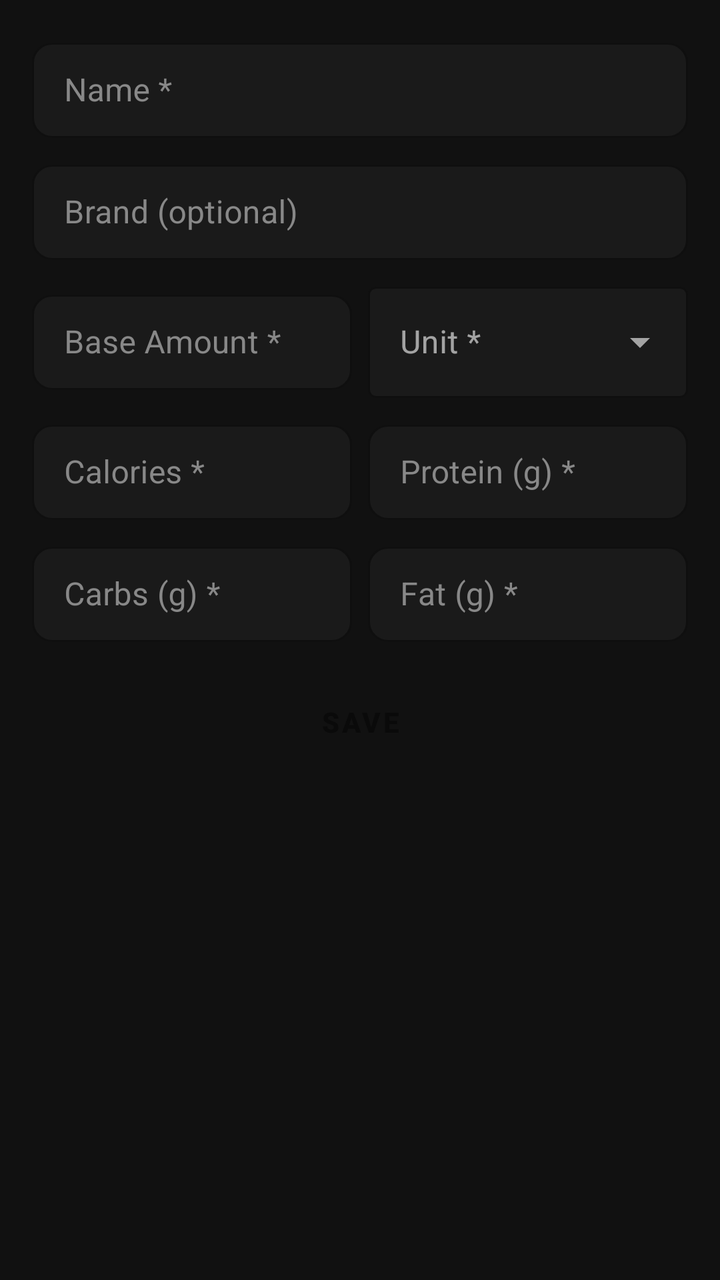
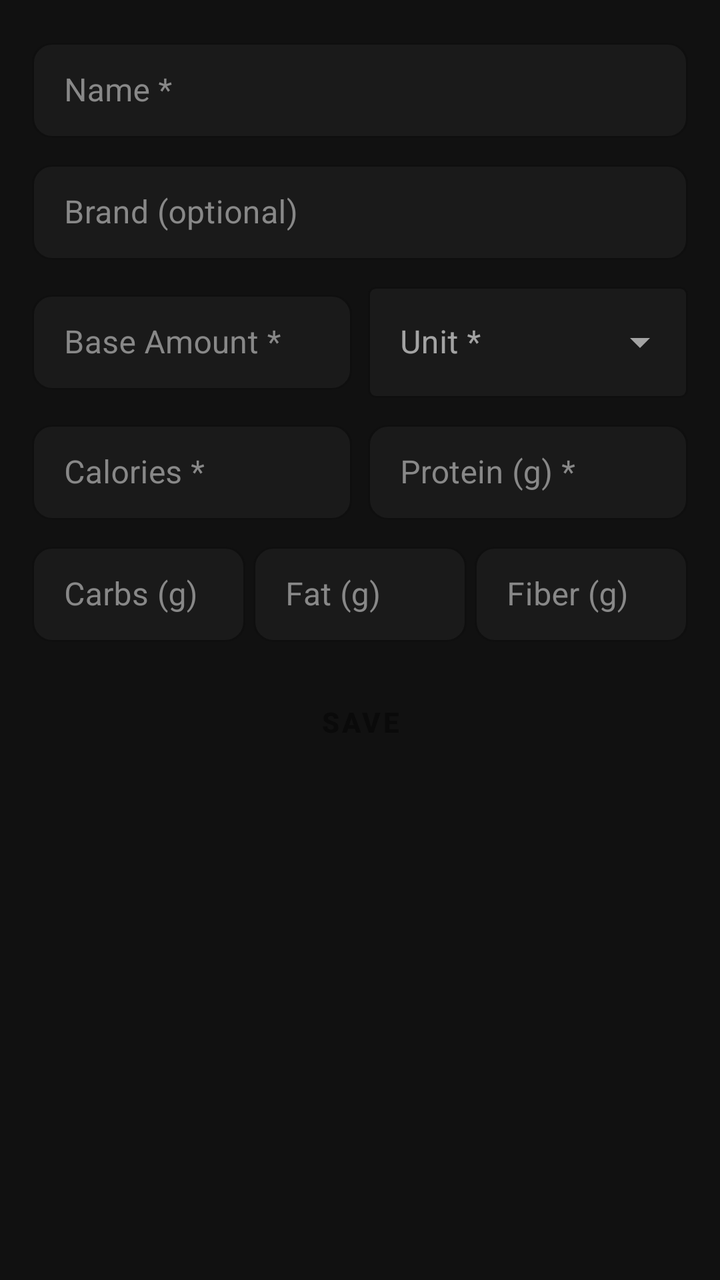

Screens rendered from an Android XML layout before and after an edit, with the pre-edit source and the edit as a unified diff.
<!-- AndroidManifest.xml: application theme Theme.SimpleMacroTracking -->
<!-- res/layout/fragment_manual_entry.xml -->
<?xml version="1.0" encoding="utf-8"?>
<ScrollView xmlns:android="http://schemas.android.com/apk/res/android"
    xmlns:app="http://schemas.android.com/apk/res-auto"
    android:layout_width="match_parent"
    android:layout_height="match_parent"
    android:background="@color/color_bg_surface">

    <LinearLayout
        android:layout_width="match_parent"
        android:layout_height="wrap_content"
        android:orientation="vertical"
        android:padding="16dp">

        
        <com.google.android.material.textfield.TextInputLayout
            android:id="@+id/til_name"
            android:layout_width="match_parent"
            android:layout_height="wrap_content"
            android:hint="Name *"
            style="@style/Style.Macro.InputField"
            android:layout_marginBottom="8dp">
            <com.google.android.material.textfield.TextInputEditText
                android:id="@+id/et_name"
                android:layout_width="match_parent"
                android:layout_height="wrap_content"
                android:inputType="textCapSentences"
                android:textColor="@color/color_text_primary" />
        </com.google.android.material.textfield.TextInputLayout>

        
        <com.google.android.material.textfield.TextInputLayout
            android:id="@+id/til_brand"
            android:layout_width="match_parent"
            android:layout_height="wrap_content"
            android:hint="Brand (optional)"
            style="@style/Style.Macro.InputField"
            android:layout_marginBottom="8dp">
            <com.google.android.material.textfield.TextInputEditText
                android:id="@+id/et_brand"
                android:layout_width="match_parent"
                android:layout_height="wrap_content"
                android:inputType="textCapSentences"
                android:textColor="@color/color_text_primary" />
        </com.google.android.material.textfield.TextInputLayout>

        
        <LinearLayout
            android:layout_width="match_parent"
            android:layout_height="wrap_content"
            android:orientation="horizontal"
            android:layout_marginBottom="8dp">

            <com.google.android.material.textfield.TextInputLayout
                android:id="@+id/til_base_amount"
                android:layout_width="0dp"
                android:layout_height="wrap_content"
                android:layout_weight="1"
                android:hint="Base Amount *"
                style="@style/Style.Macro.InputField"
                android:layout_marginEnd="4dp">
                <com.google.android.material.textfield.TextInputEditText
                    android:id="@+id/et_base_amount"
                    android:layout_width="match_parent"
                    android:layout_height="wrap_content"
                    android:inputType="numberDecimal"
                    android:textColor="@color/color_text_primary" />
            </com.google.android.material.textfield.TextInputLayout>

            <com.google.android.material.textfield.TextInputLayout
                android:id="@+id/til_unit"
                android:layout_width="0dp"
                android:layout_height="wrap_content"
                android:layout_weight="1"
                android:hint="Unit *"
                style="@style/Widget.MaterialComponents.TextInputLayout.OutlinedBox.ExposedDropdownMenu"
                app:boxBackgroundColor="@color/color_bg_elevated"
                app:boxStrokeColor="@color/color_border"
                app:hintTextColor="@color/color_text_secondary"
                android:layout_marginStart="4dp">
                <AutoCompleteTextView
                    android:id="@+id/actv_unit"
                    android:layout_width="match_parent"
                    android:layout_height="wrap_content"
                    android:inputType="textNoSuggestions"
                    android:completionThreshold="0"
                    android:textColor="@color/color_text_primary"
                    android:textColorHint="@color/color_text_secondary" />
            </com.google.android.material.textfield.TextInputLayout>

        </LinearLayout>

        
        <LinearLayout
            android:layout_width="match_parent"
            android:layout_height="wrap_content"
            android:orientation="horizontal"
            android:layout_marginBottom="8dp">

            <com.google.android.material.textfield.TextInputLayout
                android:layout_width="0dp"
                android:layout_height="wrap_content"
                android:layout_weight="1"
                android:hint="Calories *"
                style="@style/Style.Macro.InputField"
                android:layout_marginEnd="4dp">
                <com.google.android.material.textfield.TextInputEditText
                    android:id="@+id/et_calories"
                    android:layout_width="match_parent"
                    android:layout_height="wrap_content"
                    android:inputType="numberDecimal"
                    android:textColor="@color/color_text_primary" />
            </com.google.android.material.textfield.TextInputLayout>

            <com.google.android.material.textfield.TextInputLayout
                android:layout_width="0dp"
                android:layout_height="wrap_content"
                android:layout_weight="1"
                android:hint="Protein (g) *"
                style="@style/Style.Macro.InputField"
                android:layout_marginStart="4dp">
                <com.google.android.material.textfield.TextInputEditText
                    android:id="@+id/et_protein"
                    android:layout_width="match_parent"
                    android:layout_height="wrap_content"
                    android:inputType="numberDecimal"
                    android:textColor="@color/color_text_primary" />
            </com.google.android.material.textfield.TextInputLayout>

        </LinearLayout>

        
        <LinearLayout
            android:layout_width="match_parent"
            android:layout_height="wrap_content"
            android:orientation="horizontal"
            android:layout_marginBottom="16dp">

            <com.google.android.material.textfield.TextInputLayout
                android:layout_width="0dp"
                android:layout_height="wrap_content"
                android:layout_weight="1"
                android:hint="Carbs (g) *"
                style="@style/Style.Macro.InputField"
                android:layout_marginEnd="4dp">
                <com.google.android.material.textfield.TextInputEditText
                    android:id="@+id/et_carbs"
                    android:layout_width="match_parent"
                    android:layout_height="wrap_content"
                    android:inputType="numberDecimal"
                    android:textColor="@color/color_text_primary" />
            </com.google.android.material.textfield.TextInputLayout>

            <com.google.android.material.textfield.TextInputLayout
                android:layout_width="0dp"
                android:layout_height="wrap_content"
                android:layout_weight="1"
                android:hint="Fat (g) *"
                style="@style/Style.Macro.InputField"
                android:layout_marginStart="4dp">
                <com.google.android.material.textfield.TextInputEditText
                    android:id="@+id/et_fat"
                    android:layout_width="match_parent"
                    android:layout_height="wrap_content"
                    android:inputType="numberDecimal"
                    android:textColor="@color/color_text_primary" />
            </com.google.android.material.textfield.TextInputLayout>

        </LinearLayout>

        <Button
            android:id="@+id/btn_save"
            android:layout_width="match_parent"
            android:layout_height="wrap_content"
            android:text="Save"
            style="@style/Style.Macro.Button.Primary" />

    </LinearLayout>
</ScrollView>
<!-- resources referenced by this layout -->
<resources>
  <color name="color_bg_elevated">#1A1A1A</color>
  <color name="color_bg_surface">#111111</color>
  <color name="color_border">#1E1E1E</color>
  <color name="color_text_primary">#FFFFFF</color>
  <color name="color_text_secondary">#888888</color>
  <style name="Style.Macro.Button.Primary" parent="Widget.MaterialComponents.Button">
          <item name="backgroundTint">@color/color_accent_green</item>
          <item name="android:textColor">@color/color_bg_primary</item>
          <item name="cornerRadius">12dp</item>
          <item name="android:textStyle">bold</item>
          <item name="elevation">0dp</item>
      </style>
  <style name="Style.Macro.InputField" parent="Widget.MaterialComponents.TextInputLayout.OutlinedBox.Dense">
          <item name="boxBackgroundColor">@color/color_bg_elevated</item>
          <item name="boxStrokeColor">@color/color_border</item>
          <item name="hintTextColor">@color/color_text_secondary</item>
          <item name="android:textColorHint">@color/color_text_secondary</item>
          <item name="boxCornerRadiusTopStart">10dp</item>
          <item name="boxCornerRadiusTopEnd">10dp</item>
          <item name="boxCornerRadiusBottomStart">10dp</item>
          <item name="boxCornerRadiusBottomEnd">10dp</item>
      </style>
  <color name="color_accent_green">#00C805</color>
  <color name="color_bg_primary">#0A0A0A</color>
  <style name="Style.Macro.Card" parent="Widget.MaterialComponents.CardView">
          <item name="cardBackgroundColor">@color/color_bg_surface</item>
          <item name="cardElevation">0dp</item>
          <item name="cardCornerRadius">12dp</item>
          <item name="strokeWidth">1dp</item>
          <item name="strokeColor">@color/color_border</item>
      </style>
  <style name="Theme.Macro.BottomSheet" parent="ThemeOverlay.MaterialComponents.BottomSheetDialog">
          <item name="bottomSheetStyle">@style/Style.Macro.BottomSheet</item>
      </style>
  <style name="Theme.Macro.AlertDialog" parent="ThemeOverlay.MaterialComponents.MaterialAlertDialog">
          <item name="colorSurface">@color/color_bg_surface</item>
          <item name="colorOnSurface">@color/color_text_primary</item>
          <item name="android:colorBackground">@color/color_bg_surface</item>
          <item name="android:textColorPrimary">@color/color_text_primary</item>
          <item name="android:textColorSecondary">@color/color_text_secondary</item>
          <item name="buttonBarPositiveButtonStyle">@style/Style.Macro.Button.Primary</item>
      </style>
  <style name="Style.Macro.Chip" parent="Widget.MaterialComponents.Chip.Filter">
          <item name="chipBackgroundColor">@color/color_bg_elevated</item>
          <item name="android:textColor">@color/color_text_secondary</item>
          <item name="chipStrokeColor">@color/color_border</item>
          <item name="chipStrokeWidth">1dp</item>
          <item name="chipCornerRadius">20dp</item>
          <item name="checkedIconVisible">false</item>
      </style>
  <style name="Style.Macro.BottomSheet" parent="Widget.MaterialComponents.BottomSheet.Modal">
          <item name="backgroundTint">@color/color_bg_surface</item>
          <item name="shapeAppearanceOverlay">@style/ShapeAppearance.Macro.BottomSheet</item>
      </style>
  <style name="ShapeAppearance.Macro.BottomSheet" parent="">
          <item name="cornerFamily">rounded</item>
          <item name="cornerSizeTopLeft">16dp</item>
          <item name="cornerSizeTopRight">16dp</item>
          <item name="cornerSizeBottomLeft">0dp</item>
          <item name="cornerSizeBottomRight">0dp</item>
      </style>
  <!-- unchanged entries left out for length: 1 -->
</resources>

<!-- the commit's change to res/layout/fragment_manual_entry.xml (unified diff, before → after) -->
@@ -139,7 +139,7 @@
                 android:layout_width="0dp"
                 android:layout_height="wrap_content"
                 android:layout_weight="1"
-                android:hint="Carbs (g) *"
+                android:hint="Carbs (g)"
                 style="@style/Style.Macro.InputField"
                 android:layout_marginEnd="4dp">
                 <com.google.android.material.textfield.TextInputEditText
@@ -154,11 +154,25 @@
                 android:layout_width="0dp"
                 android:layout_height="wrap_content"
                 android:layout_weight="1"
-                android:hint="Fat (g) *"
+                android:hint="Fat (g)"
                 style="@style/Style.Macro.InputField"
-                android:layout_marginStart="4dp">
+                android:layout_marginEnd="4dp">
                 <com.google.android.material.textfield.TextInputEditText
                     android:id="@+id/et_fat"
+                    android:layout_width="match_parent"
+                    android:layout_height="wrap_content"
+                    android:inputType="numberDecimal"
+                    android:textColor="@color/color_text_primary" />
+            </com.google.android.material.textfield.TextInputLayout>
+
+            <com.google.android.material.textfield.TextInputLayout
+                android:layout_width="0dp"
+                android:layout_height="wrap_content"
+                android:layout_weight="1"
+                android:hint="Fiber (g)"
+                style="@style/Style.Macro.InputField">
+                <com.google.android.material.textfield.TextInputEditText
+                    android:id="@+id/et_fiber"
                     android:layout_width="match_parent"
                     android:layout_height="wrap_content"
                     android:inputType="numberDecimal"
